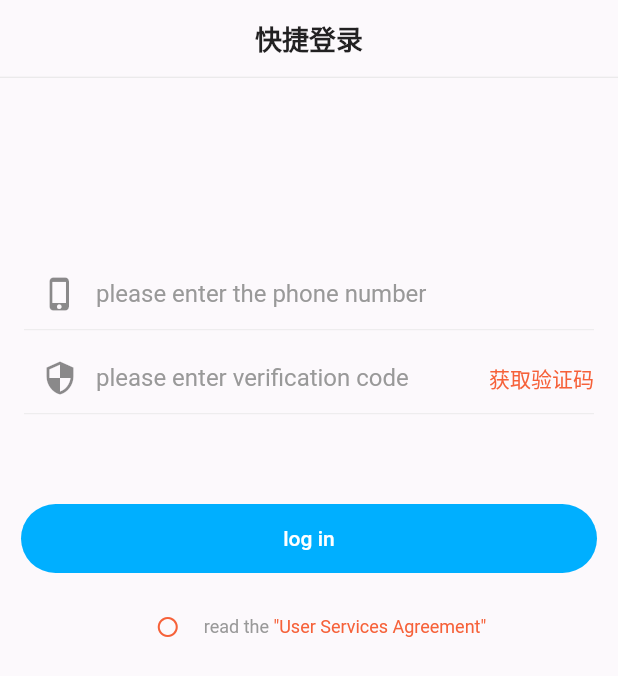
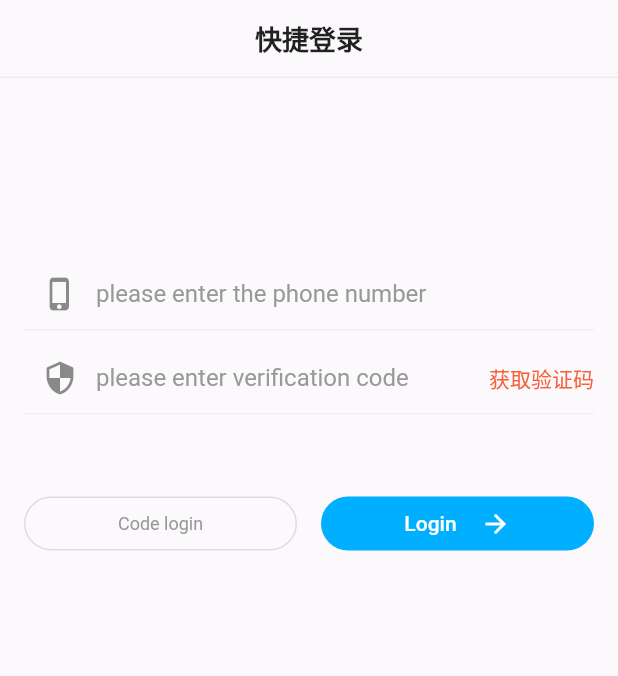
Before and after one commit to lefeitech/trip_on_driver, a Flutter app: the LoginPage screen opened directly, on a phone screen of 412 x 824 dp. Shown: the top 676 px of the screen. Run offline on Flutter 3.47's test engine with Material 2 defaults, Android fonts, the light colour scheme and no system bars; drawn by our look-alikes of oktoast; our stand-ins replace convert, dio, sentry, shared_preferences; accounts and stored records are empty.

Commit message:
feat:pwd login

```diff
--- a/lib/app.dart
+++ b/lib/app.dart
@@ -14,7 +14,7 @@ class DriverApp extends StatelessWidget {
         title: 'Trip on Driver',
         routes: NavigatorUtil.staticRoutes,
         navigatorKey: NavigatorUtil.navigatorKey,
-        home: TabPage(),
+        home: LoginPage(),
         theme: CustomTheme.getSystemTheme(context),
       ),
     );
--- /dev/null
+++ b/lib/common/api/auth/auth.dart
@@ -0,0 +1,46 @@
+import 'package:dio/dio.dart' show Response;
+import 'package:driver/common/enums/auth.dart';
+import 'package:driver/common/model/auth/login_res.dart';
+import 'package:driver/common/network/base_url.dart';
+import 'package:driver/common/network/common_http.dart';
+
+class AuthApi {
+  /// 获取验证码
+//  static Future<ResponseBaseModel> smsSendLoginCode(String phone) async {
+//    Response res = await CommonHttp().post('${BaseUrl.auth}/sms-login-code', data: {'phone': phone});
+//    return ResponseBaseModel.fromJson(res.data);
+//  }
+
+  /// 校验验证码
+//  static Future<ResultWithTokenModel> smsValidateLoginCode(String phone, String code) async {
+//    Response res = await CommonHttp().post(
+//      '${BaseUrl.auth}/sms-login-code-validate',
+//      data: {'phone': phone, 'code': code},
+//    );
+//    return ResultWithTokenModel.fromJson(res.data);
+//  }
+
+  /// 校验验wx code
+//  static Future<UnionIdRes> getUnionId(String code) async {
+//    Response res = await CommonHttp().post(
+//      '${BaseUrl.wxAuth}/shop-app-oauth',
+//      data: {'code': code},
+//    );
+//    return UnionIdRes.fromJson(res.data);
+//  }
+
+  /// 登录 [LoginMethod]
+  /// [loginMethod]	1是验证码登陆，2是密码登陆
+  static Future<LoginRes> login({String tel, int loginMethod, String code, String password}) async {
+    Response res = await CommonHttp().post(
+      BaseUrl.userLogin,
+      data: {
+        'tel': tel,
+        'type': loginMethod,
+        if (loginMethod == LoginType.code) 'code': code,
+        if (loginMethod == LoginType.pwd) 'password': password,
+      },
+    );
+    return LoginRes.fromJson(res.data);
+  }
+}
--- /dev/null
+++ b/lib/common/enums/auth.dart
@@ -0,0 +1,12 @@
+/// 登录方式
+class LoginType {
+  static const int code = 1;
+  static const int pwd = 2;
+}
+
+/// 审核状态
+class VerifyStatus {
+  static const String unregistered = 'unregistered'; // 未注册
+  static const String underReview = 'underReview'; // 正在审核
+  static const String registered = 'registered'; // 审核通过
+}
--- a/lib/pages/auth/login.dart
+++ b/lib/pages/auth/login.dart
@@ -1,4 +1,6 @@
+import 'package:driver/common/enums/auth.dart';
 import 'package:driver/common/style/custom_theme.dart';
+import 'package:driver/pages/tab.dart';
 import 'package:driver/shared_state/login_provider.dart';
 import 'package:flutter/material.dart';
 import 'package:provider/provider.dart';
@@ -49,11 +51,11 @@ class _LoginForm extends StatelessWidget {
       child: Text(codeInfo, style: TextStyle(color: CustomTheme.of(context).tipAlertColor)),
     );
 
-    Widget shortDividerLine = Container(
-      width: 40,
-      height: .4,
-      decoration: BoxDecoration(border: Border(top: BorderSide(color: Theme.of(context).dividerColor))),
-    );
+//    Widget shortDividerLine = Container(
+//      width: 40,
+//      height: .4,
+//      decoration: BoxDecoration(border: Border(top: BorderSide(color: Theme.of(context).dividerColor))),
+//    );
 
     return SafeArea(
       child: Column(
@@ -84,12 +86,15 @@ class _LoginForm extends StatelessWidget {
             padding: const EdgeInsets.symmetric(horizontal: 16),
             child: TextFormField(
               controller: provider.userPwdCtrl,
+              obscureText: provider.loginMethod == LoginType.pwd,
               decoration: InputDecoration(
                 contentPadding: const EdgeInsets.only(top: 14),
                 prefixIcon: Icon(Icons.security),
-                hintText: 'please enter verification code',
+                hintText:
+                    provider.loginMethod == LoginType.code ? 'please enter verification code' : 'please enter password',
                 hintStyle: hintStyle,
-                suffixIcon: GestureDetector(
+                suffixIcon: provider.loginMethod == LoginType.code
+                    ? GestureDetector(
                         onTap: () {
                           if (provider.secondDec != 0) {
                             return;
@@ -97,57 +102,89 @@ class _LoginForm extends StatelessWidget {
                           provider.sendCode(context);
                         },
                         child: codeSuffix,
-                ),
+                      )
+                    : null,
                 enabledBorder: enabledBorder,
                 focusedBorder: focusedBorder,
                 errorBorder: errBorder,
               ),
             ),
           ),
-          SizedBox(height: 60),
+          SizedBox(height: 50),
           Container(
             width: double.infinity,
             height: 46,
-            margin: const EdgeInsets.symmetric(horizontal: 14),
-            child: FlatButton(
-              onPressed: () {
-                provider.smsValidateLoginCode(context);
-              },
+            margin: const EdgeInsets.symmetric(horizontal: 16),
+            child: Row(
+              children: <Widget>[
+                Expanded(
+                  child: OutlineButton(
+                    onPressed: provider.loginTypeChanged,
                     shape: RoundedRectangleBorder(borderRadius: BorderRadius.circular(24)),
-              child: Text('log in', style: TextStyle(color: Colors.white)),
-              color: Theme.of(context).primaryColor,
+                    child: Text(
+                      provider.loginMethod == LoginType.code ? 'Code login' : 'Password login',
+                      style: Theme.of(context).textTheme.caption,
                     ),
                   ),
-          Padding(
-            padding: const EdgeInsets.only(top: 12),
+                ),
+                SizedBox(width: 16),
+                Expanded(
+                  child: FlatButton(
+                    onPressed: () async {
+                      final result = await provider.login(context);
+                      if (result) {
+                        Navigator.pushReplacement(
+                          context,
+                          MaterialPageRoute(builder: (BuildContext context) => TabPage()),
+                        );
+                      }
+                    },
+                    textColor: Colors.white,
+                    shape: RoundedRectangleBorder(borderRadius: BorderRadius.circular(24)),
                     child: Row(
                       mainAxisAlignment: MainAxisAlignment.center,
                       children: <Widget>[
-                IconButton(
-                  icon: Icon(
-                    provider.agreed ? Icons.check_circle : Icons.radio_button_unchecked,
-                    color: CustomTheme.of(context).tipAlertColor,
-                    size: 16,
+                        Text('Login'),
+                        SizedBox(width: 16),
+                        Icon(Icons.arrow_forward, size: 20),
+                      ],
                     ),
-                  onPressed: provider.agreeClicked,
+                    color: Theme.of(context).primaryColor,
                   ),
-                Flexible(
-                  child: Text.rich(
-                    TextSpan(
-                      text: 'read the ',
-                      style: Theme.of(context).textTheme.caption,
-                      children: [
-                        TextSpan(
-                          text: '\"User Services Agreement\"',
-                          style: TextStyle(color: CustomTheme.of(context).tipAlertColor),
                 )
               ],
             ),
           ),
-                ),
-              ],
-            ),
-          ),
+//          Padding(
+//            padding: const EdgeInsets.only(top: 12),
+//            child: Row(
+//              mainAxisAlignment: MainAxisAlignment.center,
+//              children: <Widget>[
+//                IconButton(
+//                  icon: Icon(
+//                    provider.agreed ? Icons.check_circle : Icons.radio_button_unchecked,
+//                    color: CustomTheme.of(context).tipAlertColor,
+//                    size: 16,
+//                  ),
+//                  onPressed: provider.agreeClicked,
+//                ),
+//                Flexible(
+//                  child: Text.rich(
+//                    TextSpan(
+//                      text: 'read the ',
+//                      style: Theme.of(context).textTheme.caption,
+//                      children: [
+//                        TextSpan(
+//                          text: '\"User Services Agreement\"',
+//                          style: TextStyle(color: CustomTheme.of(context).tipAlertColor),
+//                        )
+//                      ],
+//                    ),
+//                  ),
+//                ),
+//              ],
+//            ),
+//          ),
 //            if (provider.isWxInstalled || Config.DEBUG) ...[
 //              Expanded(child: Container()),
 //              Row(
--- a/lib/shared_state/login_provider.dart
+++ b/lib/shared_state/login_provider.dart
@@ -1,4 +1,8 @@
+import 'package:driver/common/api/auth/auth.dart';
 import 'package:driver/common/config/config.dart';
+import 'package:driver/common/enums/auth.dart';
+import 'package:driver/common/local/local_storage.dart';
+import 'package:driver/common/utils/common_util.dart';
 import 'package:flutter/cupertino.dart';
 import 'package:flutter/foundation.dart';
 import 'dart:async';
@@ -18,10 +22,14 @@ class LoginProvider with ChangeNotifier {
 
   bool get agreed => _agreed;
 
+  int get loginMethod => _loginMethod;
+
+  int _loginMethod = LoginType.code;
+
   final TextEditingController _userNameCtrl = TextEditingController();
   final TextEditingController _userPwdCtrl = TextEditingController();
 
-  bool _agreed = false;
+  bool _agreed = true;
 
   int _secondDec = 0;
   bool _isWxInstall = false;
@@ -32,6 +40,18 @@ class LoginProvider with ChangeNotifier {
       _userNameCtrl.text = Config.TEST_ACCOUNT;
       _userPwdCtrl.text = Config.TEST_PWD;
     }
+  }
+
+  void loginTypeChanged() {
+    if (_loginMethod == LoginType.code) {
+      // todo stop counter , clear code , hide pwd
+      _loginMethod = LoginType.pwd;
+      _userPwdCtrl.clear();
+    } else if (_loginMethod == LoginType.pwd) {
+      _loginMethod = LoginType.code;
+    }
+    print(_loginMethod);
+    notifyListeners();
   }
 
   void agreeClicked() {
@@ -71,37 +91,52 @@ class LoginProvider with ChangeNotifier {
     return _userNameCtrl.text.length == 11;
   }
 
-  /// 手机号、密码登录
-  Future<void> smsValidateLoginCode(BuildContext context) async {
+  Future<bool> login(BuildContext context) async {
     if (!validatePhone()) {
-//      return CommonUtils.showMessage('请输入正确的手机号');
+      CommonUtils.showMessage('please a valid number');
+      return Future.value(false);
     }
 
     if (_userPwdCtrl.text == null || _userPwdCtrl.text == '') {
-//      return CommonUtils.showMessage('请输入验证码');
+      final msg = _loginMethod == LoginType.code ? 'please enter code' : 'please enter password';
+      CommonUtils.showMessage(msg);
+      return Future.value(false);
     }
 
-    if (_loading) return null;
+    var success = true;
+
     _loading = true;
-//    try {
-//      ResultWithTokenModel res;
-//      // 如果是测试账号，直接登录，否则校验验证码
-//      if (_userNameCtrl.text == '13867348879' && _userPwdCtrl.text == '888777') {
-//        res = await AuthApi.login(_userNameCtrl.text, LoginMethod.CELLPHONE);
-//      } else {
-//        res = await AuthApi.smsValidateLoginCode(_userNameCtrl.text, _userPwdCtrl.text);
-//      }
-//      if (res.status == 20000 && res.token is String && res.token.length > 0) {
-//        await LocalStorage.set(Config.LOGIN_METHOD, LoginMethod.CELLPHONE);
-//        await LocalStorage.set(Config.CELLPHONE, _userNameCtrl.text);
-//        await _saveToken(context, res.token);
-//      } else {
-//        CommonUtils.showMessage('验证码错误');
-//      }
-//    } catch (e) {
-//      CommonUtils.showMessage('请求异常');
-//    }
+    notifyListeners();
+
+    try {
+      final res = await AuthApi.login(
+        tel: _userNameCtrl.text,
+        loginMethod: _loginMethod,
+        code: _userPwdCtrl.text,
+        password: _userPwdCtrl.text,
+      );
+      if (res.code != 1) {
+        // failed
+        CommonUtils.showMessage(res.msg);
+        success = false;
+        return Future.value(false);
+      } else {
+        await _saveToken(res.data.token);
+        // todo save userInfo
+        CommonUtils.showMessage('login success');
+        success = true;
+      }
+    } catch (e) {
+      CommonUtils.showMessage('login error');
+      success = false;
+    }
     _loading = false;
+    notifyListeners();
+    return Future.value(success);
+  }
+
+  Future<void> _saveToken(String token) {
+    return LocalStorage.set(Config.TOKEN_KEY, token);
   }
 
   @override
```
Also changed, not shown: lib/pages/auth/register.dart (added, +11 -0 lines). Lines whose indentation alone changed are shown as unchanged.
